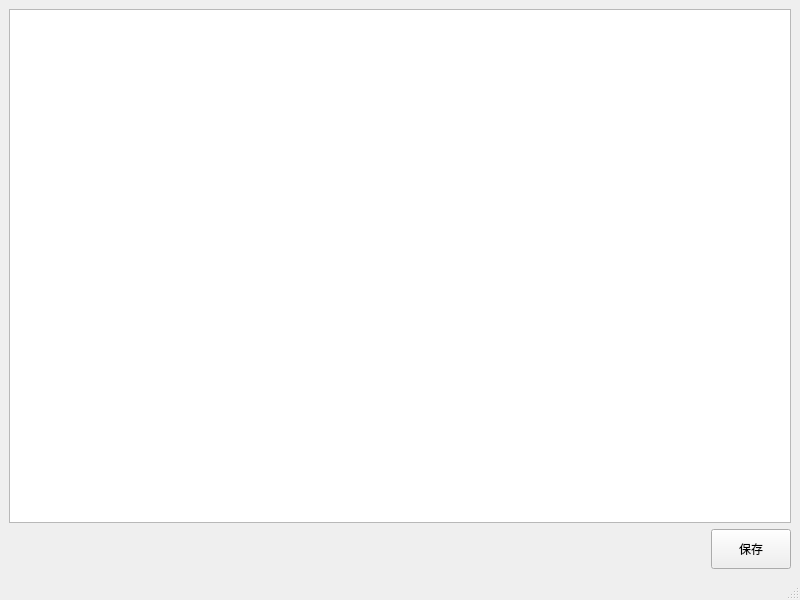
This is settingwindow.ui in li1553770945/SheepDownloader as Qt 5 draws it before an edit. The edited form follows.
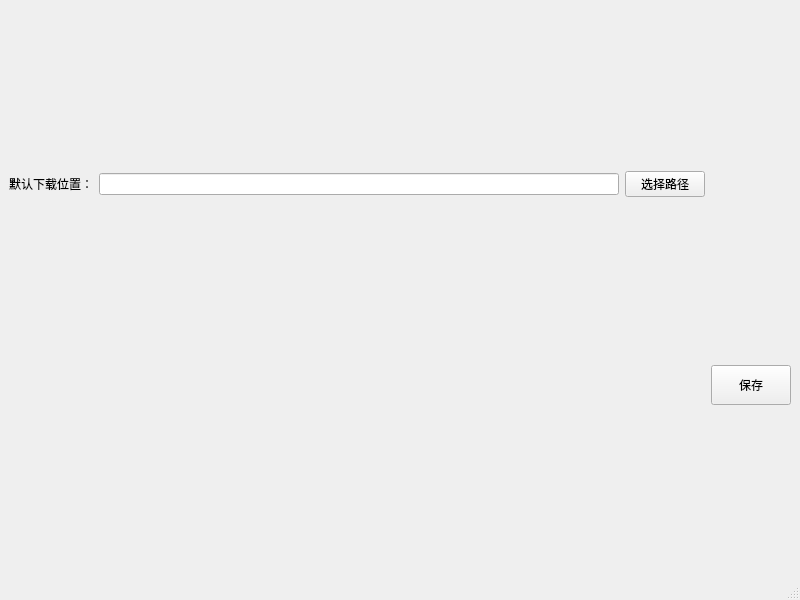
This is the edited form.

Commit message: 实现简单下载功能（无GUI）

What changed in the file:
```diff
--- a/settingwindow.ui
+++ b/settingwindow.ui
@@ -15,9 +15,6 @@
   </property>
   <widget class="QWidget" name="centralwidget">
    <layout class="QGridLayout" name="gridLayout">
-    <item row="0" column="0" colspan="2">
-     <widget class="QTableView" name="tableView"/>
-    </item>
     <item row="1" column="0">
      <spacer name="horizontalSpacer">
       <property name="orientation">
@@ -50,6 +47,27 @@
       </property>
      </widget>
     </item>
+    <item row="0" column="0">
+     <layout class="QHBoxLayout" name="horizontalLayout">
+      <item>
+       <widget class="QLabel" name="label">
+        <property name="text">
+         <string>默认下载位置：</string>
+        </property>
+       </widget>
+      </item>
+      <item>
+       <widget class="QLineEdit" name="SavePath"/>
+      </item>
+      <item>
+       <widget class="QPushButton" name="SelectSavePath">
+        <property name="text">
+         <string>选择路径</string>
+        </property>
+       </widget>
+      </item>
+     </layout>
+    </item>
    </layout>
   </widget>
   <widget class="QMenuBar" name="menubar">
```
The commit also changes 10 other files.
